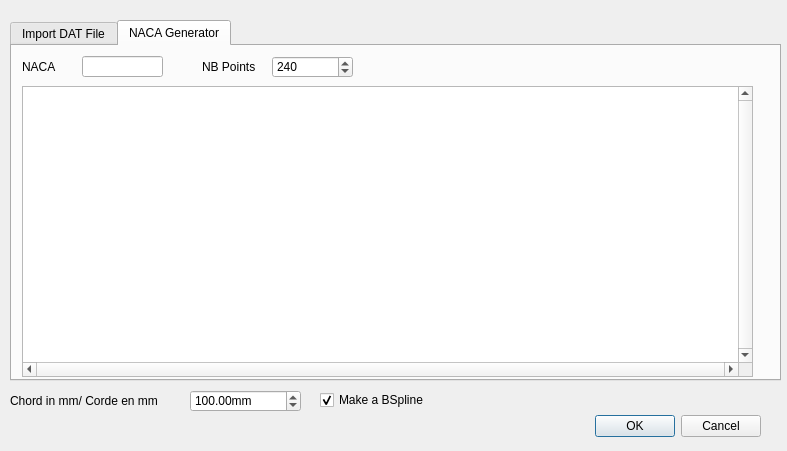
The window that resources/selectRibProfil.ui (FredsFactory/FreeCAD_AirPlaneDesign) describes before a commit, drawn with Qt 5.
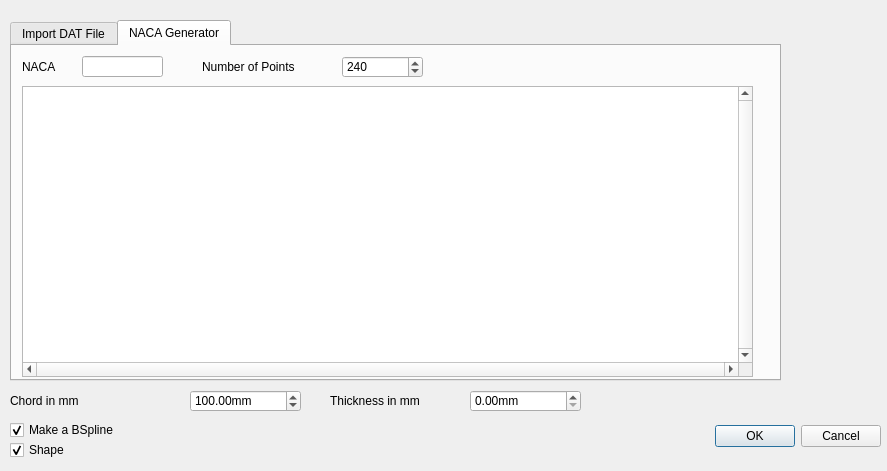
The same window after the commit.

Patch:
```diff
--- a/resources/selectRibProfil.ui
+++ b/resources/selectRibProfil.ui
@@ -6,8 +6,8 @@
    <rect>
     <x>0</x>
     <y>0</y>
-    <width>787</width>
-    <height>451</height>
+    <width>887</width>
+    <height>471</height>
    </rect>
   </property>
   <property name="windowTitle">
@@ -16,9 +16,9 @@
   <widget class="QDialogButtonBox" name="buttonBox">
    <property name="geometry">
     <rect>
-     <x>420</x>
-     <y>410</y>
-     <width>341</width>
+     <x>710</x>
+     <y>420</y>
+     <width>171</width>
      <height>32</height>
     </rect>
    </property>
@@ -91,12 +91,12 @@
       <rect>
        <x>190</x>
        <y>0</y>
-       <width>61</width>
+       <width>111</width>
        <height>41</height>
       </rect>
      </property>
      <property name="text">
-      <string>NB Points</string>
+      <string>Number of Points</string>
      </property>
     </widget>
     <widget class="QLineEdit" name="NACANumber">
@@ -118,7 +118,7 @@
     <widget class="QSpinBox" name="nacaNbrPoint">
      <property name="geometry">
       <rect>
-       <x>260</x>
+       <x>330</x>
        <y>10</y>
        <width>81</width>
        <height>22</height>
@@ -184,14 +184,14 @@
     </rect>
    </property>
    <property name="text">
-    <string>Chord in mm/ Corde en mm</string>
+    <string>Chord in mm</string>
    </property>
   </widget>
   <widget class="QCheckBox" name="kingOfLines">
    <property name="geometry">
     <rect>
-     <x>320</x>
-     <y>390</y>
+     <x>10</x>
+     <y>420</y>
      <width>121</width>
      <height>20</height>
     </rect>
@@ -206,6 +206,57 @@
     <bool>true</bool>
    </property>
   </widget>
+  <widget class="QCheckBox" name="kingOfLines_2">
+   <property name="geometry">
+    <rect>
+     <x>10</x>
+     <y>440</y>
+     <width>121</width>
+     <height>20</height>
+    </rect>
+   </property>
+   <property name="toolTip">
+    <string>&lt;html&gt;&lt;head/&gt;&lt;body&gt;&lt;p&gt;If select the rib will be created with BSpline&lt;/p&gt;&lt;p&gt;If not  the rib will be created with with wire&lt;/p&gt;&lt;/body&gt;&lt;/html&gt;</string>
+   </property>
+   <property name="text">
+    <string>Shape</string>
+   </property>
+   <property name="checked">
+    <bool>true</bool>
+   </property>
+  </widget>
+  <widget class="QLabel" name="label_6">
+   <property name="geometry">
+    <rect>
+     <x>330</x>
+     <y>380</y>
+     <width>161</width>
+     <height>41</height>
+    </rect>
+   </property>
+   <property name="text">
+    <string>Thickness in mm</string>
+   </property>
+  </widget>
+  <widget class="QDoubleSpinBox" name="thickness">
+   <property name="geometry">
+    <rect>
+     <x>470</x>
+     <y>390</y>
+     <width>111</width>
+     <height>22</height>
+    </rect>
+   </property>
+   <property name="suffix">
+    <string>mm</string>
+   </property>
+   <property name="maximum">
+    <double>9999999.000000000000000</double>
+   </property>
+   <property name="value">
+    <double>0.000000000000000</double>
+   </property>
+  </widget>
  </widget>
  <resources/>
  <connections>
```
Left out of the diff: 4 changed lines with no effect on the pictures.
